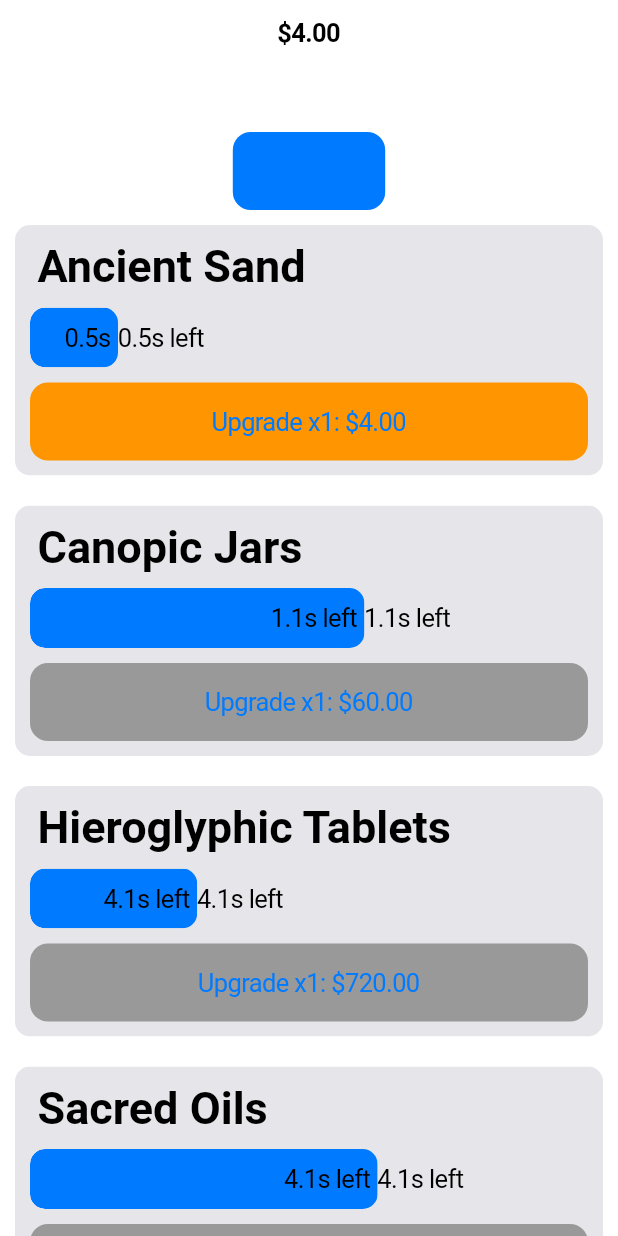
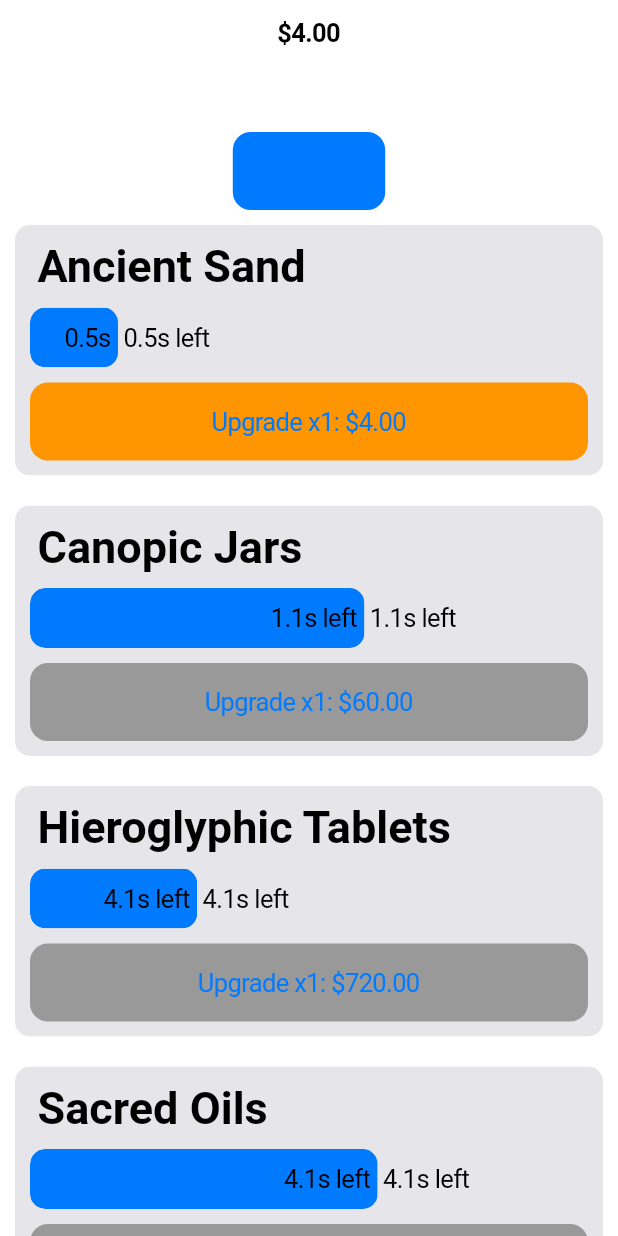
Before and after one commit to Firebolt9907/time_travel, a Flutter app: the screen it shows after launch, on a phone screen of 412 x 824 dp. Run offline on Flutter 3.47's test engine with Material 2 defaults, Android fonts, the phone set to English and light mode, and no system bars; drawn by our look-alikes of modal_bottom_sheet; our stand-ins replace dynamic_color, firebase_auth, firebase_core, flutter_bounceable; accounts and stored records are empty.

Commit message:
Auto Commit

```diff
--- a/lib/components/item.dart
+++ b/lib/components/item.dart
@@ -136,7 +136,8 @@ class _ItemWidgetState extends State<ItemWidget> {
                                             ),
                                           )),
                                       Text(
-                                        (((widget.totalTime -
+                                        ' ' +
+                                            (((widget.totalTime -
                                                                 (time.value %
                                                                     widget
                                                                         .totalTime)) /
@@ -149,8 +150,8 @@ class _ItemWidgetState extends State<ItemWidget> {
                                         overflow: TextOverflow.clip,
                                         textAlign: TextAlign.end,
                                         style: TextStyle(
-                                          color: Colors.black,
-                                        ),
+                                            // color: Colors.black,
+                                            ),
                                       ),
                                     ],
                                   );
```
